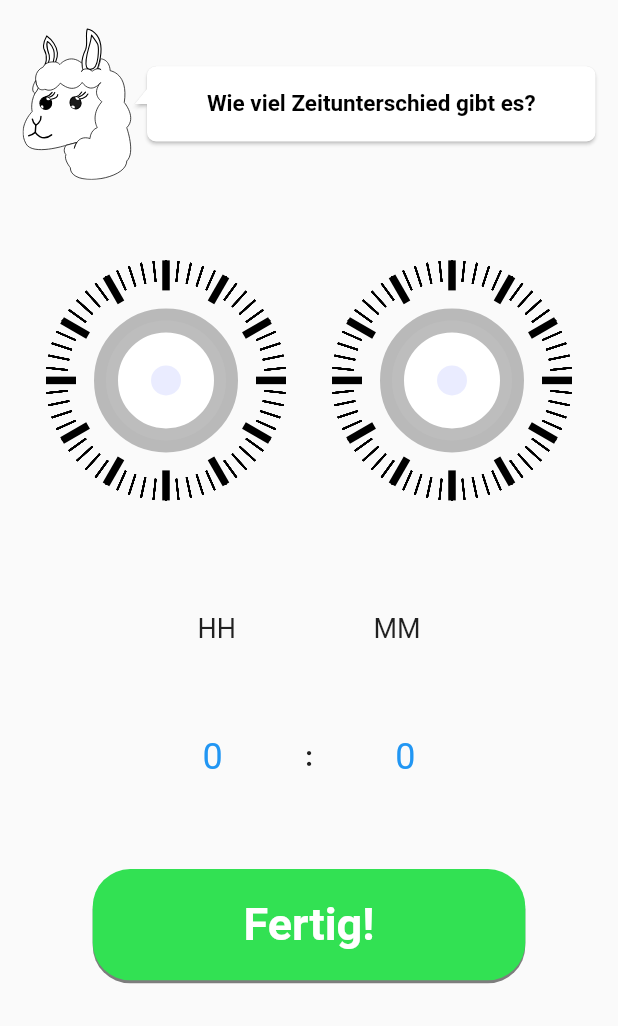
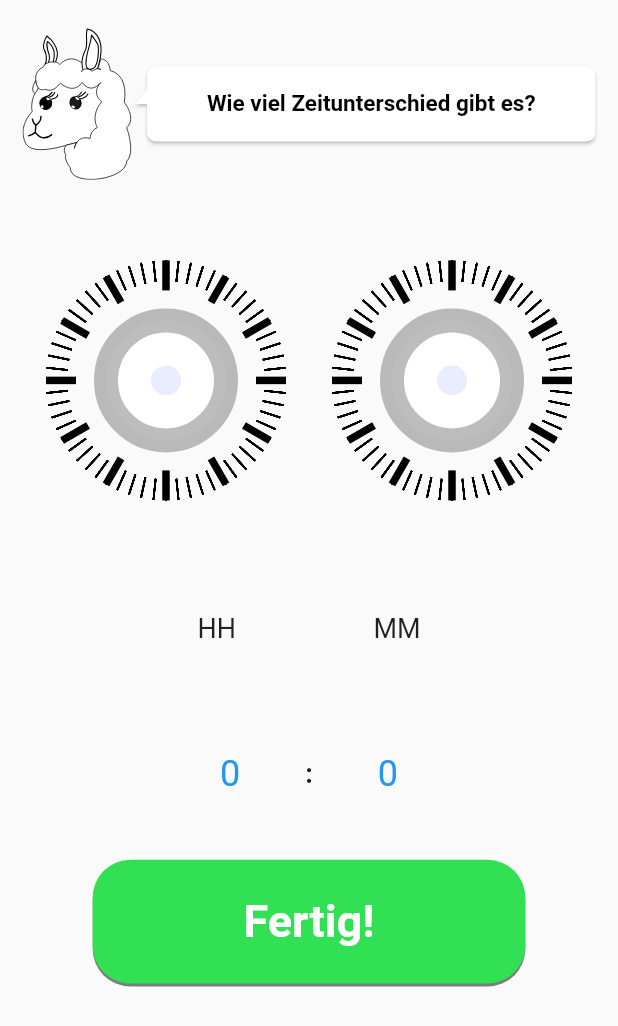
Before and after one commit to thm-mni-ii/lama, a Flutter app: the ClockDifferentScreen widget shown alone on an empty page, opened directly with empty values, on a phone screen of 412 x 824 dp. Shown: the top 1026 px of the screen. Run offline on Flutter 3.47's test engine with Material 2 defaults, Android fonts, the phone set to English and light mode, and no system bars; drawn by our look-alikes of bubble, numberpicker; our stand-ins replace bloc, cached_network_image, equatable, flutter_bloc, flutter_markdown, flutter_speed_dial and 6 more; missing offline and left inert: dbcrypt, flame; accounts and stored records are empty; Roboto replaces fonts that are missing (Ubuntu); project files that could hold a hidden picture were left out.

Commit message:
add change to widget interface

```diff
--- a/lama_app/lib/app/screens/task_type_screens/clock_different_task_screen.dart
+++ b/lama_app/lib/app/screens/task_type_screens/clock_different_task_screen.dart
@@ -297,6 +297,7 @@ class ClockDifferentState extends State<ClockDifferentScreen> {
           ],
         ),
         Container(
+            height: (constraints.maxHeight / 100) * 10,
             margin: EdgeInsets.only(top: 70),
             alignment: Alignment.topCenter,
             padding: EdgeInsets.only(right: 40, left: 40),
@@ -315,37 +316,34 @@ class ClockDifferentState extends State<ClockDifferentScreen> {
               ],
             )),
         Container(
-          margin: EdgeInsets.only(top: 50, bottom: 50),
+          height: (constraints.maxHeight / 100) * 10,
           alignment: Alignment.topCenter,
-          padding: EdgeInsets.only(left: 80, right: 80),
           child: Row(
+            mainAxisSize: MainAxisSize.min,
             mainAxisAlignment: MainAxisAlignment.spaceEvenly,
             crossAxisAlignment: CrossAxisAlignment.center,
             children: [
-              Container(
-                  child: NumberPicker(
+              NumberPicker(
                 itemCount: 1,
                 value: currentValue,
                 maxValue: 23,
                 minValue: 0,
                 onChanged: (value) => setState(() => currentValue = value),
-              )),
+              ),
               Text(":",
                   style: TextStyle(fontWeight: FontWeight.bold, fontSize: 18)),
-              Container(
-                child: NumberPicker(
+              NumberPicker(
                 itemCount: 1,
                 value: currentValue2,
                 maxValue: 59,
                 minValue: 0,
                 onChanged: (value) => setState(() => currentValue2 = value),
               ),
-              )
             ],
           ),
         ),
         Container(
-          height: (constraints.maxHeight / 100) * 9,
+          height: (constraints.maxHeight / 100) * 10,
           child: Center(
             child: InkWell(
                 child: Container(
```
Lines whose indentation alone changed are shown as unchanged.
